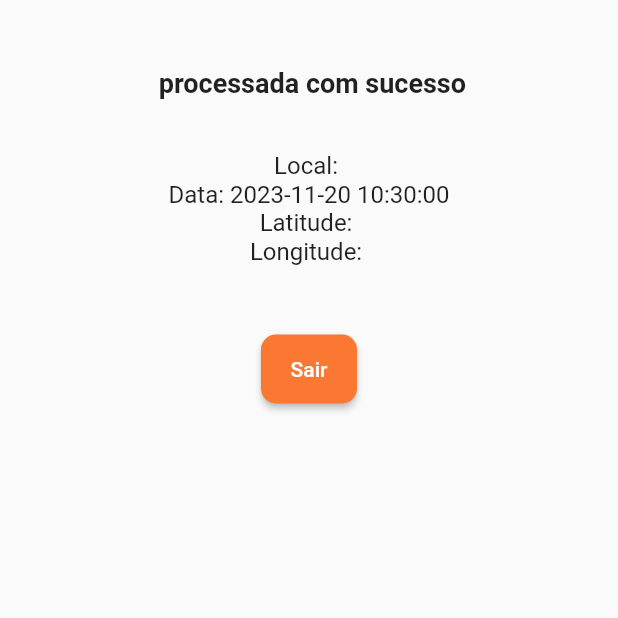
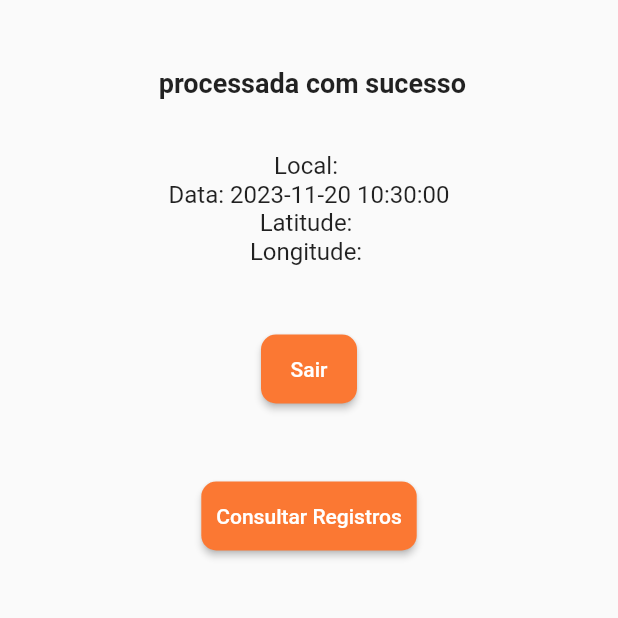
Before and after one commit to felipenatale/flutter_project, a Flutter app: the RegistroEntradaWidget screen opened directly with empty values, on a phone screen of 412 x 824 dp, the part 408-1026 px from its top. Run offline on Flutter 3.47's test engine with Material 2 defaults, Android fonts, the phone set to English and light mode, and no system bars; our stand-ins replace floor, flutter_screenutil, geolocator, sqflite; accounts and stored records are empty; generated files the repository leaves out were written again.

Commit message:
Criação da tela de consulta de Registros

```diff
--- a/lib/dao/registro_dao.dart
+++ b/lib/dao/registro_dao.dart
@@ -11,4 +11,7 @@ abstract class RegistroDao {
 
   @insert
   Future<void> insertRegistro(Registro registro);
+
+  @delete
+  Future<void> deleteBook(Registro registro);
 }
--- a/lib/screens/confirm_entrada.dart
+++ b/lib/screens/confirma_entrada.dart
@@ -1,6 +1,7 @@
 import 'package:flutter/material.dart';
 import 'package:flutter_final_project/screens/exit_app.dart';
 import 'package:geolocator/geolocator.dart';
+import 'package:flutter_final_project/screens/lista_registros.dart';
 
 class RegistroEntradaWidget extends StatefulWidget {
   final String latitude;
@@ -115,8 +116,27 @@ class _RegistroEntradaWidgetState extends State<RegistroEntradaWidget> {
                     ),
                   ),
                   child: const Text('Sair'),
+                ),
+                const SizedBox(height: 50),
+                ElevatedButton(
+                  onPressed: () {
+                    Navigator.push(
+                      context,
+                      MaterialPageRoute(builder: (context) => const RegisterListWidget()),
+                    );
+                  },
+                  style: ElevatedButton.styleFrom(
+                    padding: const EdgeInsets.symmetric(
+                        horizontal: 10, vertical: 15),
+                    backgroundColor: const Color(0xFFFB7833),
+                    shape: RoundedRectangleBorder(
+                      borderRadius: BorderRadius.circular(10.0),
+                    ),
+                  ),
+                  child: const Text('Consultar Registros'),
                 )
               ],
+
             )
           ],
         ),
--- a/lib/screens/registro_ponto.dart
+++ b/lib/screens/registro_ponto.dart
@@ -6,7 +6,7 @@ import 'package:flutter_final_project/database/app_database.dart';
 import 'package:flutter_final_project/models/condominio.dart';
 import 'package:flutter_final_project/models/registro.dart';
 import 'package:flutter_screenutil/flutter_screenutil.dart';
-import 'package:flutter_final_project/screens/confirm_entrada.dart';
+import 'package:flutter_final_project/screens/confirma_entrada.dart';
 import 'package:flutter_final_project/utils/constants.dart';
 import 'package:geolocator/geolocator.dart';
 
@@ -137,7 +137,6 @@ class _RegistroPontoWidgetState extends State<RegistroPontoWidget> {
         }
       }).toList();
     } else {
-      print('entrou checkCondomioToRegistry else');
       condominios.map((condominio) {
         return DropdownMenuItem<String>(
           value: condominio.nome,
--- a/lib/utils/constants.dart
+++ b/lib/utils/constants.dart
@@ -32,3 +32,5 @@ final borderRadiusAllScreen = BorderRadius.circular(10.0);
 const titleButtonRegister = "Entrada";
 const colorElevatedButtonRegister = Colors.blue;
 const paddingElevatedButtonRegister = EdgeInsets.symmetric(horizontal: 10, vertical: 15);
+
+const listViewPadding = EdgeInsets.symmetric(horizontal: 8);
```
Also changed, not shown: lib/screens/lista_registros.dart (added, +84 -0 lines), lib/database/registro_database.g.dart, pubspec.lock, 1 other file.
